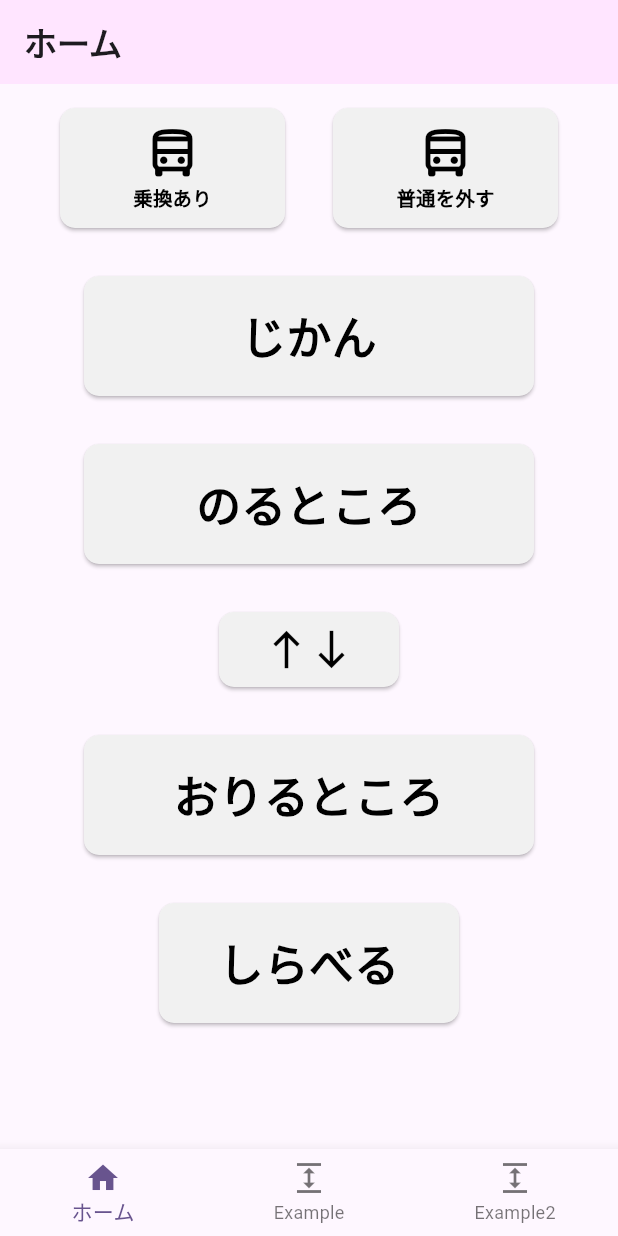
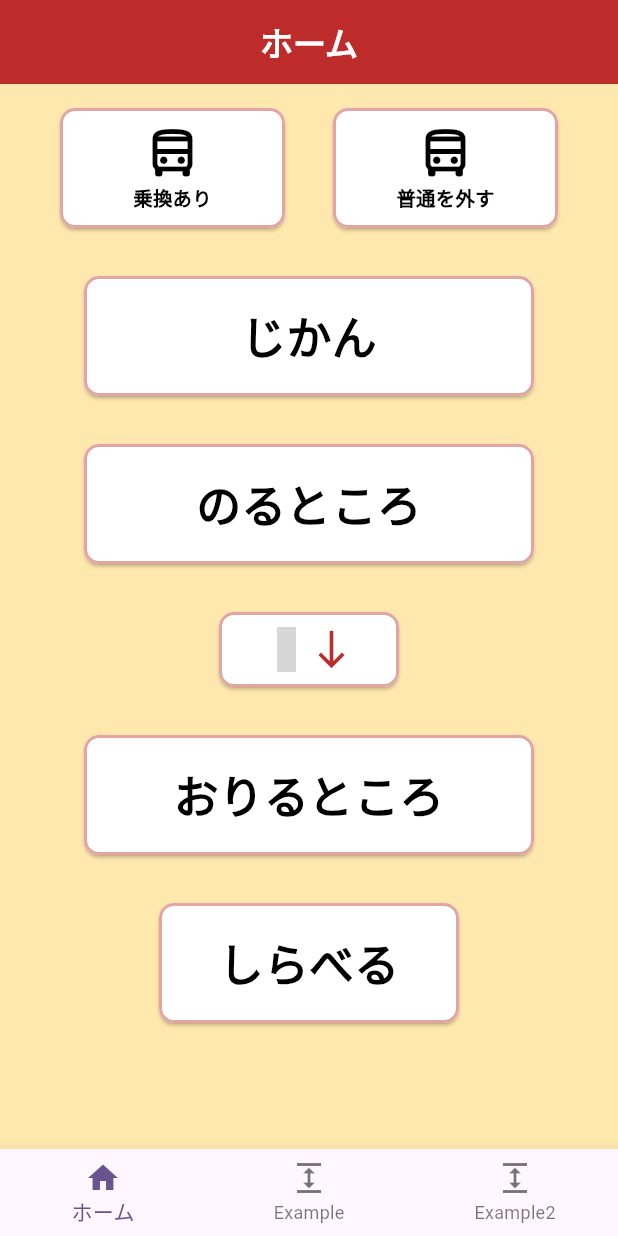
Before and after one commit to Yoshidagumi-group5/bus_app, a Flutter app: the screen it shows after launch, on a phone screen of 412 x 824 dp. Run offline on Flutter 3.47's test engine with Material 3 defaults, Android fonts, the phone set to English and light mode, and no system bars; our stand-ins replace flutter_riverpod; statements that could not run were skipped; grey boxes are pictures that could not be loaded.

Commit message:
矢印のアイコン作成

```diff
--- a/lib/pages/home_page.dart
+++ b/lib/pages/home_page.dart
@@ -12,15 +12,20 @@ class HomePage extends ConsumerWidget {
   Widget build(BuildContext context, WidgetRef ref) {
     return Scaffold(
       appBar: AppBar(
-        title: const Text(
+        title: Center(
+          child: const Text(
             'ホーム',
             style: TextStyle(
               fontWeight: FontWeight.bold,
+              color: Colors.white,
             ),
           ),
-        backgroundColor: const Color.fromARGB(255, 255, 229, 255),
+        ),
+        backgroundColor: const Color.fromARGB(255, 189, 43, 43),
       ),
       body: Center(
+        child: Container(
+          color: Color.fromARGB(255, 255, 232, 174),
           child: Column(
             children: [
               Row(
@@ -56,7 +61,8 @@ class HomePage extends ConsumerWidget {
                   },
                   style: ElevatedButton.styleFrom(
                       foregroundColor: Colors.black,
-                    backgroundColor: const Color.fromARGB(255, 241, 241, 241),
+                      backgroundColor: Colors.white,
+                      side: BorderSide(color: Color.fromARGB(255, 226, 165, 164), width: 2),
                       shape: RoundedRectangleBorder(
                         borderRadius: BorderRadius.circular(10),
                       ),
@@ -64,8 +70,12 @@ class HomePage extends ConsumerWidget {
                   child: const Row(
                     mainAxisAlignment: MainAxisAlignment.center,
                     children: [
-                    Icon(Icons.north, size: 30),
-                    Icon(Icons.south, size: 30)
+                      Icon(
+                        Icons.arrow_upward_filled,
+                        size: 30,
+                        color: Color.fromARGB(255, 189, 43, 43),
+                      ),
+                      Icon(Icons.south, size: 30, color: Color.fromARGB(255, 189, 43, 43))
                     ],
                   ),
                 ),
@@ -97,6 +107,7 @@ class HomePage extends ConsumerWidget {
             ],
           ),
         ),
+      ),
     );
   }
 }
@@ -126,7 +137,8 @@ class TextButton extends StatelessWidget {
         onPressed: onPressed,
         style: ElevatedButton.styleFrom(
             foregroundColor: Colors.black,
-            backgroundColor: const Color.fromARGB(255, 241, 241, 241),
+            backgroundColor: Colors.white,
+            side: BorderSide(color: Color.fromARGB(255, 226, 165, 164), width: 2),
             shape: RoundedRectangleBorder(
               borderRadius: BorderRadius.circular(10),
             ),
@@ -162,7 +174,8 @@ class CheckButton extends ConsumerWidget {
         style: ElevatedButton.styleFrom(
             foregroundColor: Colors.black,
             backgroundColor:
-                color ? Colors.blue : const Color.fromARGB(255, 241, 241, 241),
+                color ? Color.fromARGB(255, 226, 165, 164) : Colors.white,
+            side: BorderSide(color: Color.fromARGB(255, 226, 165, 164), width: 2),
             shape: RoundedRectangleBorder(
               borderRadius: BorderRadius.circular(10),
             ),
```
Also changed, not shown: pubspec.yaml (+10 -0 lines), pubspec.lock, 44 other files. Lines whose indentation alone changed are shown as unchanged.
